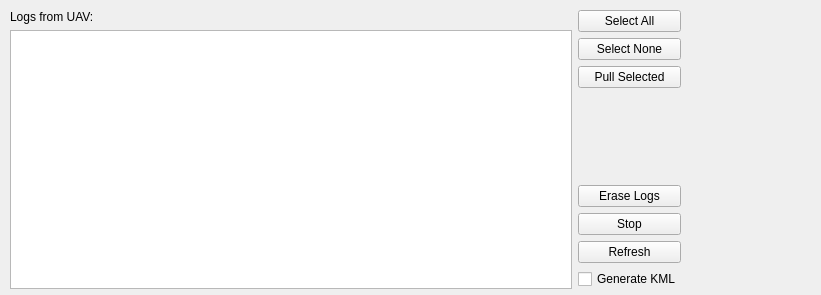
This is src/ui/configuration/LogConsole.ui in ArduPilot/apm_planner as Qt 5 draws it before an edit. The edited form follows.
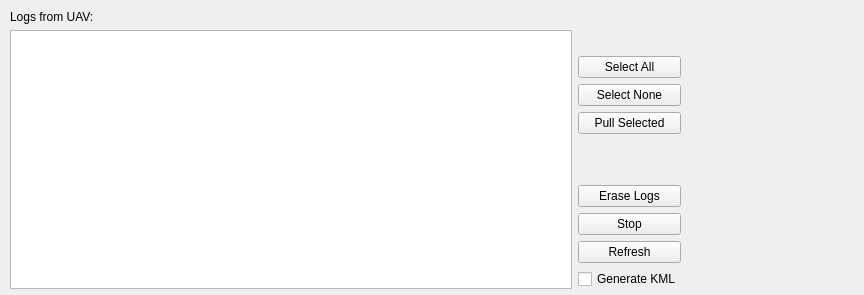
This is the edited form.

Commit message:
Log to KML button
Add a "Log to KML" button in TerminalConsole to allow
generation of KML/KMZ file from a dataflash log already
on the file system.

When a UI for graphing logs and such is available, the
"Log to KML" button will (should?) be moved there.

```diff
--- a/src/ui/configuration/LogConsole.ui
+++ b/src/ui/configuration/LogConsole.ui
@@ -6,7 +6,7 @@
    <rect>
     <x>0</x>
     <y>0</y>
-    <width>821</width>
+    <width>864</width>
     <height>295</height>
    </rect>
   </property>
@@ -19,7 +19,7 @@
   <property name="windowTitle">
    <string>Form</string>
   </property>
-  <widget class="QWidget" name="">
+  <widget class="QWidget" name="layoutWidget">
    <property name="geometry">
     <rect>
      <x>10</x>
@@ -54,6 +54,19 @@
     </item>
     <item>
      <layout class="QVBoxLayout" name="verticalLayout">
+      <item>
+       <spacer name="verticalSpacer_2">
+        <property name="orientation">
+         <enum>Qt::Vertical</enum>
+        </property>
+        <property name="sizeHint" stdset="0">
+         <size>
+          <width>20</width>
+          <height>10</height>
+         </size>
+        </property>
+       </spacer>
+      </item>
       <item>
        <widget class="QPushButton" name="selectAllButton">
         <property name="text">
```
The commit also changes 5 other files.
